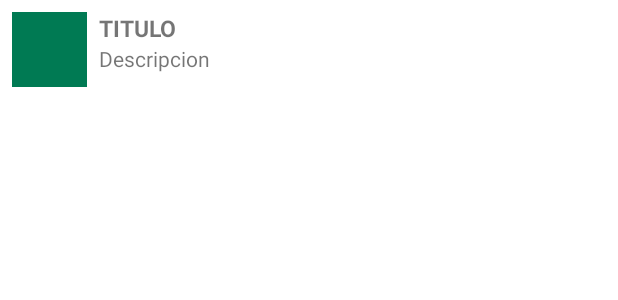
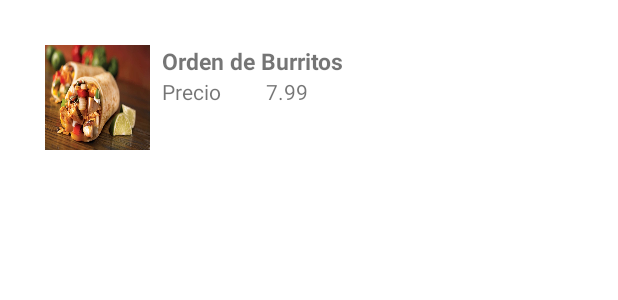
Before and after one commit to Mikepro1211/DeTaquito, an Android app: the layout item_row.xml on its own in the app's theme, with its tools: preview values and no code run, on a phone screen of 412 x 824 dp. Shown: the top 300 px of the screen. Run offline under Robolectric (Android 15) with nearby library versions, the phone set to English and light mode, and no system bars; Roboto replaces fonts that are not available here.

```diff
--- a/app/src/main/java/sv/edu/udb/detaquito/MainActivity.kt
+++ b/app/src/main/java/sv/edu/udb/detaquito/MainActivity.kt
@@ -32,8 +32,6 @@ class MainActivity : AppCompatActivity(), NavigationView.OnNavigationItemSelecte
         supportActionBar?.setHomeButtonEnabled(true)
         //variable firebase
         val myRef = database.getReference("Producto")
-
-
         val navigationView: NavigationView = findViewById(R.id.nav_view)
         navigationView.setNavigationItemSelectedListener (this)
         //Funcion carrito
@@ -62,6 +60,7 @@ class MainActivity : AppCompatActivity(), NavigationView.OnNavigationItemSelecte
        val btnNacho =findViewById<Button>(R.id.BotonOrder3)
        val Nacho=  "Nacho"
        val precioNacho= 2.99
+
 
        btnNacho.setOnClickListener {
            val agregarNacho= Producto(Nacho.toString(),precioNacho.toString())
--- a/app/src/main/java/sv/edu/udb/detaquito/Producto.kt
+++ b/app/src/main/java/sv/edu/udb/detaquito/Producto.kt
@@ -2,5 +2,5 @@ package sv.edu.udb.detaquito
 import com.google.firebase.database.Exclude
 import com.google.firebase.database.IgnoreExtraProperties
 @IgnoreExtraProperties
-data class Producto( val name: String? = null, val precio :String , @Exclude val key: String? = null)
+data class Producto(val name: String? = null, val precio :String , @Exclude val key: String? = null)
 //val url: String? = null
--- a/app/src/main/res/layout/item_row.xml
+++ b/app/src/main/res/layout/item_row.xml
@@ -1,20 +1,26 @@
 <?xml version="1.0" encoding="utf-8"?>
+<androidx.drawerlayout.widget.DrawerLayout xmlns:android="http://schemas.android.com/apk/res/android"
+xmlns:app="http://schemas.android.com/apk/res-auto"
+xmlns:tools="http://schemas.android.com/tools"
+android:layout_width="match_parent"
+android:layout_height="match_parent"
+android:id="@+id/drawer_layout"
+tools:context=".Menu"
+    >
 <LinearLayout xmlns:android="http://schemas.android.com/apk/res/android"
     xmlns:app="http://schemas.android.com/apk/res-auto"
     xmlns:tools="http://schemas.android.com/tools"
     android:orientation="horizontal"
     android:layout_width="match_parent"
     android:layout_height="wrap_content"
-    android:padding="8dp">
+    android:padding="30dp">
 
     <de.hdodenhof.circleimageview.CircleImageView
         android:id="@+id/circleImageView"
-        android:layout_width="50dp"
-        android:layout_height="50dp"
-        tools:background="@color/verdetaquito"/>
+        android:layout_width="70dp"
+        android:layout_height="70dp"
+        tools:background="@drawable/burrito"/>
         <!--app:civ_border_witdh="2dp"-->
-
-
     <LinearLayout
         android:layout_width="match_parent"
         android:layout_height="match_parent"
@@ -26,7 +32,7 @@
             android:layout_marginStart="8dp"
             android:textSize="15sp"
             android:textStyle="bold"
-            tools:text="TITULO">
+            tools:text="Orden de Burritos">
 
         </TextView>
         <TextView
@@ -34,10 +40,28 @@
             android:layout_width="wrap_content"
             android:layout_height="wrap_content"
             android:layout_marginStart="8dp"
-            tools:text="Descripcion">
+            tools:text="Precio         7.99">
 
         </TextView>
     </LinearLayout>
+    <include
+        layout= "@layout/app_bar_main"
+        android:layout_width="match_parent"
+        android:layout_height="match_parent"/>
+
+    <com.google.android.material.navigation.NavigationView
+        android:id="@+id/nav_view"
+        android:layout_width="wrap_content"
+        android:layout_height="match_parent"
+        android:layout_gravity="start"
+        app:headerLayout="@layout/nav_header_main"
+        app:menu="@menu/activity_main_drawer"
+        >
+
+    </com.google.android.material.navigation.NavigationView>
+
+
 
 
 </LinearLayout>
+</androidx.drawerlayout.widget.DrawerLayout>
```
Also changed, not shown: app/build.gradle (+6 -6 lines), app/src/main/java/sv/edu/udb/detaquito/Menu.kt (+111 -15 lines), app/src/main/java/sv/edu/udb/detaquito/comprita.kt (+65 -4 lines), app/src/main/res/layout/activity_comprita.xml (+27 -2 lines).
